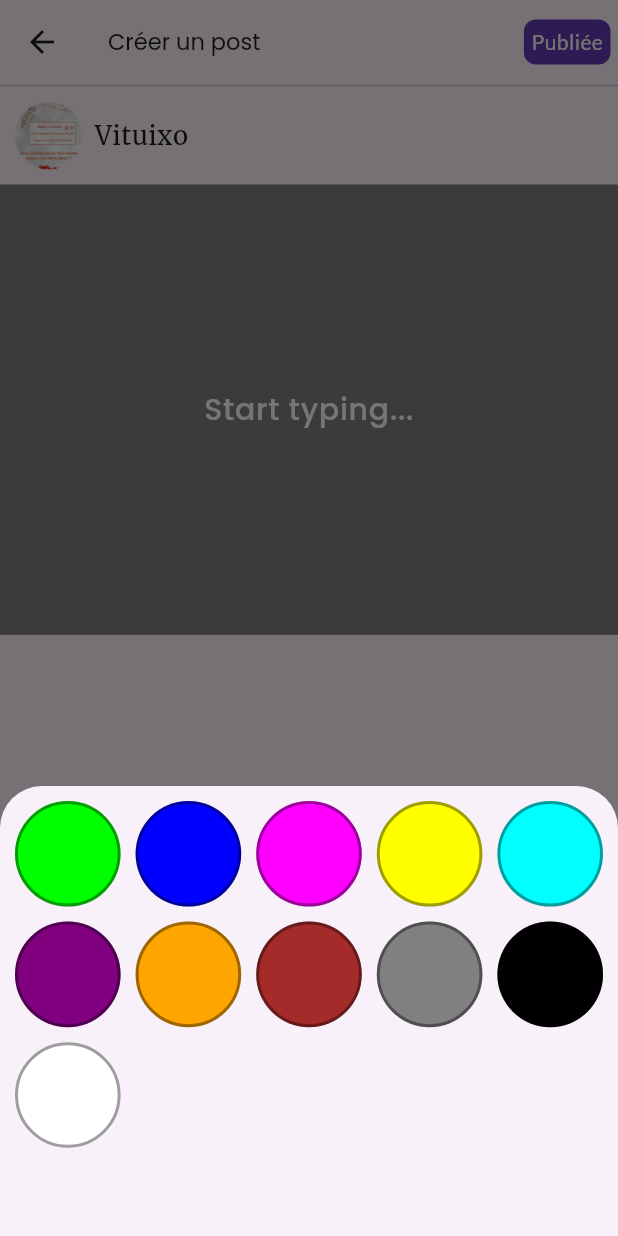
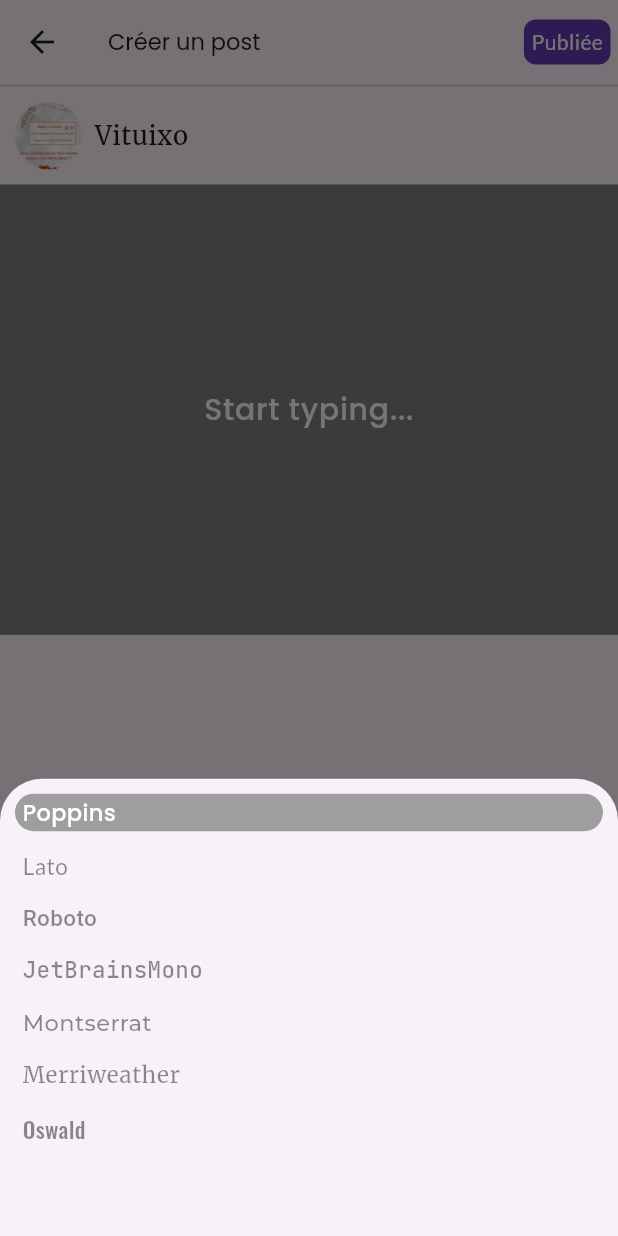
Before and after one commit to Noyoule/post_comments, a Flutter app: the CreatePost screen opened directly, after a tap on the "color lens" icon, on a phone screen of 412 x 824 dp. Run offline on Flutter 3.47's test engine with Material 3 defaults, Android fonts, the light colour scheme and no system bars; our stand-ins replace flutter_bloc, flutter_keyboard_visibility, flutter_svg, gap, google_fonts, image_picker and 1 more; missing offline and left inert: floating_action_bubble_custom; project files that could hold a hidden picture were left out.

Commit message:
Add fonts

```diff
--- /dev/null
+++ b/lib/components/add/change_font.dart
@@ -0,0 +1,68 @@
+import 'package:flutter/material.dart';
+import 'package:flutter_bloc/flutter_bloc.dart';
+import 'package:gap/gap.dart';
+import 'package:post_comments/components/custom_font.dart';
+import 'package:post_comments/cubit/add/font_cubit.dart';
+
+class ChangeFont extends StatelessWidget {
+  const ChangeFont({super.key});
+
+  @override
+  Widget build(BuildContext context) {
+    Size screenSize = MediaQuery.of(context).size;
+    return Container(
+        height: screenSize.height * 0.37,
+        width: screenSize.width,
+        padding: const EdgeInsets.all(10),
+        child: BlocBuilder<FontCubit, String>(
+          builder: (BuildContext context, state) {
+            return SingleChildScrollView(
+              scrollDirection: Axis.vertical,
+              child: Column(
+                crossAxisAlignment: CrossAxisAlignment.start,
+                children: [
+                  _textFontItem(context, "Poppins", state == "Poppins"),
+                  const Gap(10),
+                  _textFontItem(context, "Lato", state == "Lato"),
+                  const Gap(10),
+                  _textFontItem(context, "Roboto", state == "Roboto"),
+                  const Gap(10),
+                  _textFontItem(
+                      context, "JetBrainsMono", state == "JetBrainsMono"),
+                  const Gap(10),
+                  _textFontItem(context, "Montserrat", state == "Montserrat"),
+                  const Gap(10),
+                  _textFontItem(
+                      context, "Merriweather", state == "Merriweather"),
+                  const Gap(10),
+                  _textFontItem(context, "Oswald", state == "Oswald"),
+                ],
+              ),
+            );
+          },
+        ));
+  }
+
+  Widget _textFontItem(BuildContext context, String font, bool isSelected) {
+    return InkWell(
+      onTap: () {
+        context.read<FontCubit>().change(font);
+      },
+      child: Container(
+        width: MediaQuery.of(context).size.width,
+        padding: const EdgeInsets.symmetric(vertical: 2, horizontal: 5),
+        decoration: BoxDecoration(
+          color: isSelected ? Colors.grey : null,
+          borderRadius: BorderRadius.circular(20),
+        ),
+        child: Text(
+          font,
+          style: CustomFont.getFont(
+              font: font,
+              color: isSelected ? Colors.white : Colors.black45,
+              size: 15),
+        ),
+      ),
+    );
+  }
+}
--- /dev/null
+++ b/lib/components/custom_font.dart
@@ -0,0 +1,51 @@
+import 'package:flutter/src/painting/text_style.dart';
+import 'package:flutter/widgets.dart';
+import 'package:google_fonts/google_fonts.dart';
+
+class CustomFont {
+  static TextStyle getFont({required String font, Color? color, double? size}) {
+    switch (font) {
+      case 'Lato':
+        return GoogleFonts.lato(
+            textStyle: TextStyle(
+                fontSize: size, color: color, fontWeight: FontWeight.w500));
+      case 'Poppins':
+        return GoogleFonts.poppins(
+            textStyle: TextStyle(
+                fontSize: size, color: color, fontWeight: FontWeight.w500));
+      case 'Roboto':
+        return GoogleFonts.roboto(
+            textStyle: TextStyle(
+                fontSize: size, color: color, fontWeight: FontWeight.w500));
+      case 'JetBrainsMono':
+        return GoogleFonts.jetBrainsMono(
+            textStyle: TextStyle(
+                fontSize: size, color: color, fontWeight: FontWeight.w500));
+      case 'Montserrat':
+        return GoogleFonts.montserrat(
+            textStyle: TextStyle(
+                fontSize: size, color: color, fontWeight: FontWeight.w500));
+      case 'Merriweather':
+        return GoogleFonts.merriweather(
+            textStyle: TextStyle(
+                fontSize: size, color: color, fontWeight: FontWeight.w500));
+      case 'Oswald':
+        return GoogleFonts.oswald(
+            textStyle: TextStyle(
+                fontSize: size, color: color, fontWeight: FontWeight.w500));
+      case 'PlayfairDisplay':
+        return GoogleFonts.playfairDisplay(
+            textStyle: TextStyle(
+                fontSize: size, color: color, fontWeight: FontWeight.w500));
+      case 'TitilliumWeb':
+        return GoogleFonts.titilliumWeb(
+            textStyle: TextStyle(
+                fontSize: size, color: color, fontWeight: FontWeight.w500));
+      case 'Mukta':
+        return GoogleFonts.mukta(
+            textStyle: TextStyle(
+                fontSize: size, color: color, fontWeight: FontWeight.w500));
+    }
+    return TextStyle(fontSize: size, color: color, fontWeight: FontWeight.w500);
+  }
+}
--- /dev/null
+++ b/lib/cubit/add/font_cubit.dart
@@ -0,0 +1,7 @@
+import 'package:flutter_bloc/flutter_bloc.dart';
+
+class FontCubit extends Cubit<String> {
+  FontCubit() : super("Poppins");
+
+  void change(String font) => emit(font);
+}
--- a/lib/main.dart
+++ b/lib/main.dart
@@ -1,6 +1,7 @@
 import 'package:flutter/material.dart';
 import 'package:flutter_bloc/flutter_bloc.dart';
 import 'package:post_comments/cubit/add/color_cubit.dart';
+import 'package:post_comments/cubit/add/font_cubit.dart';
 import 'package:post_comments/views/posts.dart';
 
 void main() {
@@ -18,7 +19,9 @@
           BlocProvider(
             create: (BuildContext context) => ColorCubit(),
           ),
-    ], child: MaterialApp(
+          BlocProvider(create: (BuildContext context) => FontCubit())
+        ],
+        child: MaterialApp(
             title: 'Flutter Demo',
             debugShowCheckedModeBanner: false,
             theme: ThemeData(
@@ -53,8 +56,7 @@
                         style: TextStyle(
                             fontSize: 19,
                             fontFamily: "Poppins",
-                        fontWeight: FontWeight.w500
-                    ),
+                            fontWeight: FontWeight.w500),
                       ),
                     ),
                     actions: const [
@@ -80,7 +82,6 @@
                       Center(child: Text('Contenu du profil')),
                     ],
                   ),
-            )
-        )));
+                ))));
   }
 }
--- a/lib/views/create_post.dart
+++ b/lib/views/create_post.dart
@@ -9,10 +9,13 @@ import 'package:floating_action_bubble_custom/floating_action_bubble_custom.dart
 import 'package:gap/gap.dart';
 import 'package:google_fonts/google_fonts.dart';
 import 'package:image_picker/image_picker.dart';
+import 'package:post_comments/components/add/change_font.dart';
+import 'package:post_comments/components/custom_font.dart';
 import 'package:post_comments/components/add/change_color.dart';
 import 'package:post_comments/components/add/create_post_preview_image_logic.dart';
 import 'package:post_comments/components/add/showOnImage.dart';
 import 'package:post_comments/cubit/add/color_cubit.dart';
+import 'package:post_comments/cubit/add/font_cubit.dart';
 
 class CreatePost extends StatefulWidget {
   const CreatePost({super.key});
@@ -27,6 +30,7 @@ class _CreatePostState extends State<CreatePost>
   late Animation<double> _animation;
   late AnimationController _animationController;
   late bool isClosed;
+  late TextEditingController _controller;
 
   @override
   void initState() {
@@ -34,7 +38,10 @@ class _CreatePostState extends State<CreatePost>
     isClosed = true;
     _animationController = AnimationController(
       vsync: this,
-      duration: Duration(milliseconds: 260),
+      duration: const Duration(milliseconds: 260),
+    );
+    _controller = TextEditingController(
+      text: "",
     );
     final curvedAnimation = CurvedAnimation(
       curve: Curves.easeInOut,
@@ -71,7 +78,9 @@ class _CreatePostState extends State<CreatePost>
         _imageTable = temporaryTable;
       });
     } on PlatformException catch (e) {
+      if (kDebugMode) {
         print("Error: $e");
+      }
     }
   }
 
@@ -148,36 +157,44 @@ class _CreatePostState extends State<CreatePost>
                 ),
                 const Gap(10),
                 _imageTable.isEmpty
-                    ? BlocBuilder<ColorCubit, int>(builder: (context, state) {
+                    ? BlocBuilder<ColorCubit, int>(
+                        builder: (context, colorState) {
+                        return BlocBuilder<FontCubit, String>(
+                            builder: (BuildContext context, fontState) {
                           return Container(
                             height: 300,
-                          color: Color(state),
+                            color: Color(colorState),
                             child: TextField(
+                              controller: _controller,
                               keyboardType: TextInputType.multiline,
                               maxLines: null,
                               expands: true,
                               textAlign: TextAlign.center,
                               textAlignVertical: TextAlignVertical.center,
-                            style: TextStyle(
-                                color: inverseColor(Color(state)),
-                                fontSize: 20,
-                                fontWeight: FontWeight.w500),
-                            cursorColor: inverseColor(Color(state)),
+                              style: CustomFont.getFont(
+                                  font: fontState,
+                                  color: inverseColor(Color(colorState)),
+                                  size: 20),
+                              cursorColor: inverseColor(Color(colorState)),
                               cursorHeight: 35,
                               cursorWidth: 3,
                               decoration: InputDecoration(
                                 hintText: 'Start typing...',
-                              hintStyle:
-                                  TextStyle(color: inverseColor(Color(state))),
+                                hintStyle: CustomFont.getFont(
+                                    font: fontState,
+                                    color: inverseColor(Color(colorState)),
+                                    size: 20),
                               ),
                             ),
                           );
+                        });
                       })
                     : Container(
                         padding: const EdgeInsets.all(5),
                         child: Column(
                           children: [
                             TextFormField(
+                              controller: _controller,
                               maxLines: 2,
                               decoration: const InputDecoration(
                                   border: InputBorder.none,
@@ -287,19 +304,28 @@ class _CreatePostState extends State<CreatePost>
                                       mainAxisAlignment:
                                           MainAxisAlignment.spaceBetween,
                                       children: [
-                                        Container(
+                                        InkWell(
+                                          onTap: () {
+                                            showModalBottomSheet(
+                                                context: context,
+                                                builder: (context) {
+                                                  return const ChangeFont();
+                                                });
+                                          },
+                                          child: Container(
                                             width: 45,
                                             height: 45,
                                             decoration: BoxDecoration(
                                               shape: BoxShape.circle,
-                                            color:
-                                                Theme.of(context).primaryColor,
+                                              color: Theme.of(context)
+                                                  .primaryColor,
                                             ),
                                             child: const Center(
                                               child: Icon(
                                                 Icons.font_download_outlined,
                                                 size: 30,
                                                 color: Colors.white,
+                                              ),
                                             ),
                                           ),
                                         ),
@@ -416,7 +442,7 @@ class _CreatePostState extends State<CreatePost>
                     iconColor: Colors.white,
                     bubbleColor: Theme.of(context).primaryColor,
                     icon: Icons.image_outlined,
-                    style: TextStyle(fontSize: 10, color: Colors.white),
+                    style: const TextStyle(fontSize: 10, color: Colors.white),
                     onPressed: () {
                       _animationController.reverse();
                       getImageFromGallery();
@@ -431,7 +457,7 @@ class _CreatePostState extends State<CreatePost>
                     iconColor: Colors.white,
                     bubbleColor: Theme.of(context).primaryColor,
                     icon: Icons.camera_alt_outlined,
-                    style: TextStyle(fontSize: 10, color: Colors.white),
+                    style: const TextStyle(fontSize: 10, color: Colors.white),
                     onPressed: () {
                       _animationController.reverse();
                       getImageFromCamera();
```
Also changed, not shown: lib/cubit/add/color_state.dart (deleted). Lines whose indentation alone changed are shown as unchanged.
